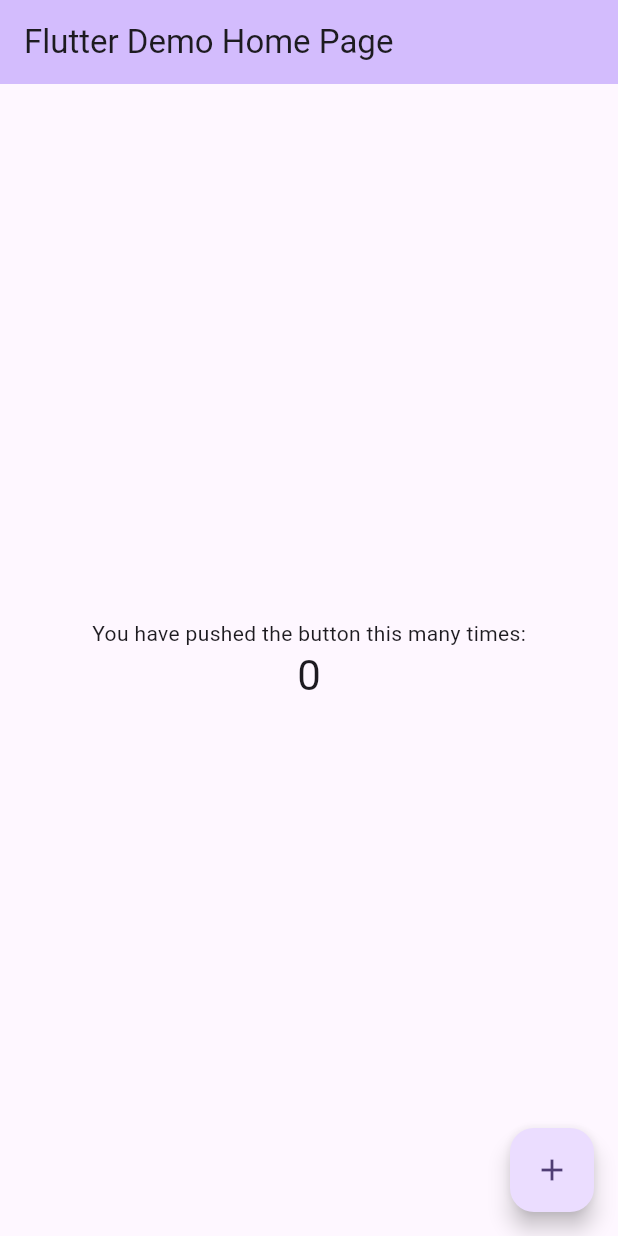
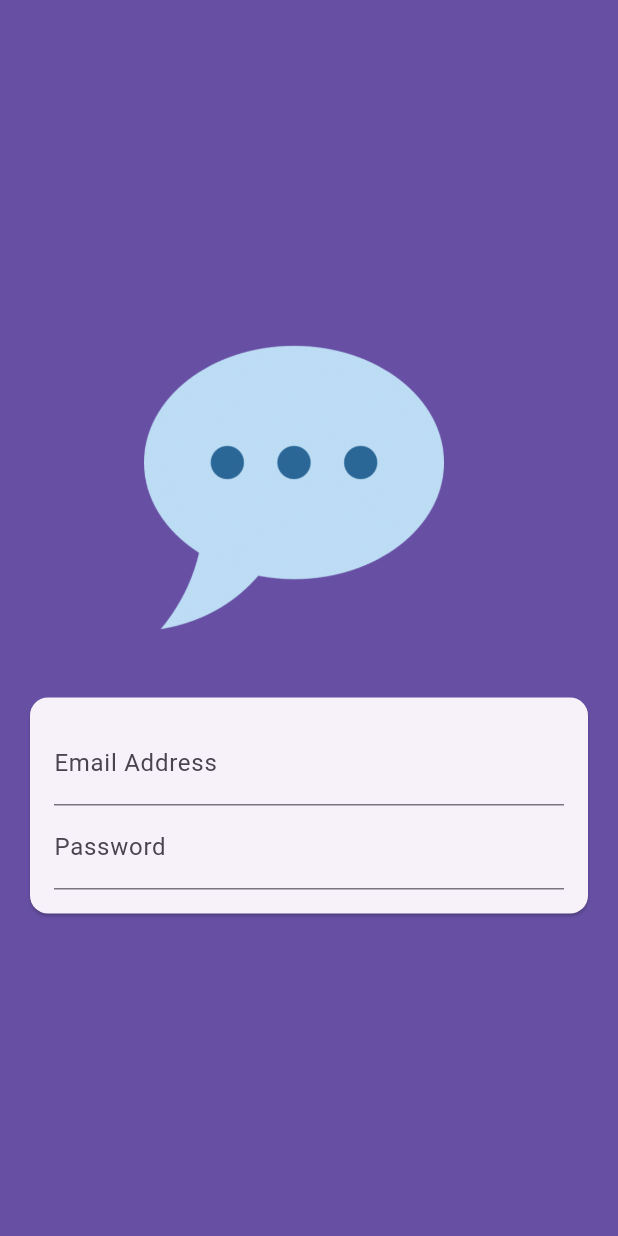
Before and after one commit to aniketparaswar23/chatapp, a Flutter app: the screen it shows after launch, on a phone screen of 412 x 824 dp. Run offline on Flutter 3.47's test engine with Material 3 defaults, Android fonts, the phone set to English and light mode, and no system bars.

Commit message:
login ui

```diff
--- a/lib/main.dart
+++ b/lib/main.dart
@@ -1,4 +1,5 @@
 import 'package:flutter/material.dart';
+import 'package:chatapp/screens/auth.dart';
 
 void main() {
   runApp(const MyApp());
@@ -13,25 +14,9 @@ class MyApp extends StatelessWidget {
     return MaterialApp(
       title: 'Flutter Demo',
       theme: ThemeData(
-        // This is the theme of your application.
-        //
-        // TRY THIS: Try running your application with "flutter run". You'll see
-        // the application has a purple toolbar. Then, without quitting the app,
-        // try changing the seedColor in the colorScheme below to Colors.green
-        // and then invoke "hot reload" (save your changes or press the "hot
-        // reload" button in a Flutter-supported IDE, or press "r" if you used
-        // the command line to start the app).
-        //
-        // Notice that the counter didn't reset back to zero; the application
-        // state is not lost during the reload. To reset the state, use hot
-        // restart instead.
-        //
-        // This works for code too, not just values: Most code changes can be
-        // tested with just a hot reload.
-        colorScheme: ColorScheme.fromSeed(seedColor: Colors.deepPurple),
         useMaterial3: true,
       ),
-      home: const MyHomePage(title: 'Flutter Demo Home Page'),
+      home: AuthScreen(),
     );
   }
 }
--- /dev/null
+++ b/lib/screens/auth.dart
@@ -0,0 +1,67 @@
+import 'package:flutter/material.dart';
+
+class AuthScreen extends StatefulWidget{
+  const AuthScreen({super.key});
+  @override
+
+  State<StatefulWidget> createState() {
+    // TODO: implement createState
+    return _AuthScreenState();
+  }
+}
+
+class _AuthScreenState extends State <AuthScreen>{
+  @override
+  Widget build(BuildContext context) {
+    return Scaffold(
+      backgroundColor: Theme.of(context).colorScheme.primary,
+      body: Center(
+        child: SingleChildScrollView(
+          child: Column(
+            mainAxisAlignment: MainAxisAlignment.center,
+            children: [
+              Container(
+                margin: const EdgeInsets.only(
+                  top:30,
+                  bottom: 20,
+                  right: 20,
+                ),
+                width: 200,
+                child: Image.asset('assets/images/chat.png'),
+              ),
+              Card(
+                margin: const EdgeInsets.all(20),
+                child: SingleChildScrollView(
+                  child:Padding(
+                    padding: const EdgeInsets.all(16),
+                    child: Form(
+                      child: Column(
+                        mainAxisSize: MainAxisSize.min,
+                        children: [
+                          TextFormField(
+                            decoration: const InputDecoration(
+                              labelText: 'Email Address',
+                            ),
+                            keyboardType: TextInputType.emailAddress,
+                            autocorrect: false,
+                            textCapitalization: TextCapitalization.none,
+                          ),
+                          TextFormField(
+                            decoration: const InputDecoration(
+                              labelText: 'Password',
+                            ),
+                            obscureText: true,
+                          )
+                        ],
+                        )
+                      ),
+                  )
+                ),
+              )
+            ],
+          ),
+        ),
+      ),
+    );
+  }
+}
--- a/pubspec.yaml
+++ b/pubspec.yaml
@@ -59,9 +59,8 @@ flutter:
   uses-material-design: true
 
   # To add assets to your application, add an assets section, like this:
-  # assets:
-  #   - images/a_dot_burr.jpeg
-  #   - images/a_dot_ham.jpeg
+  assets:
+   - assets/images/chat.png
 
   # An image asset can refer to one or more resolution-specific "variants", see
   # https://flutter.dev/assets-and-images/#resolution-aware
```
Also changed, not shown: assets/images/chat.png (added).
